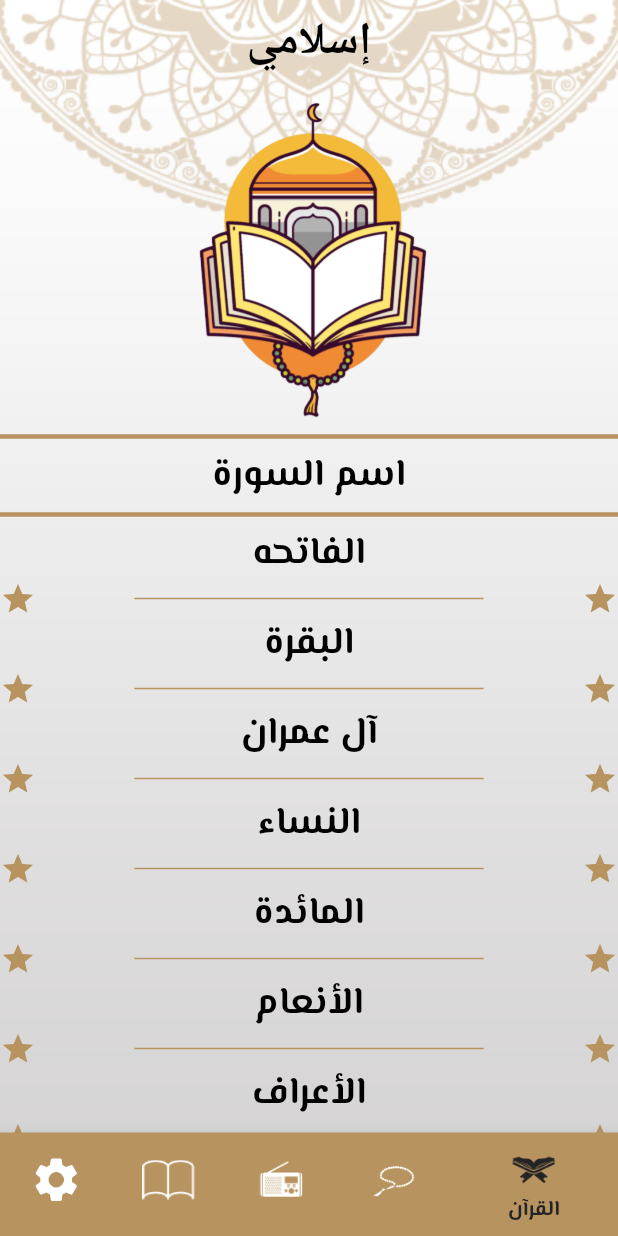
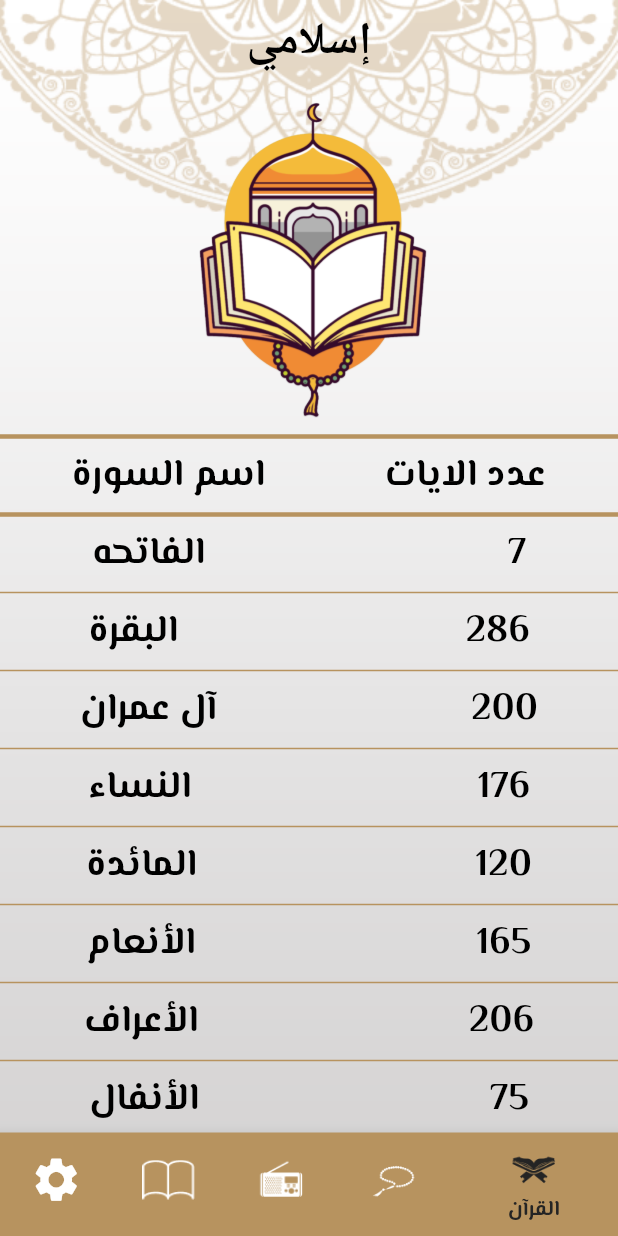
Before and after one commit to mohammedashraf16/Islami_App, a Flutter app: the screen it shows after launch, on a phone screen of 412 x 824 dp. Run offline on Flutter 3.47's test engine with Material 3 defaults, Android fonts, the phone set to English and light mode, and no system bars; our stand-ins replace google_fonts, shared_preferences; generated files the repository leaves out were written again; Roboto replaces fonts that are missing (Amiri).

Commit message:
Refactoring on code.

```diff
--- a/lib/home/tabs/quran/quran.dart
+++ b/lib/home/tabs/quran/quran.dart
@@ -8,7 +8,10 @@ import 'package:flutter_gen/gen_l10n/app_localizations.dart';
 
 class QuranTab extends StatelessWidget {
   QuranTab({super.key});
-
+  List<int> versesNumber = [7,286,200,176,120,165,206,75,129,109,123,111,43,52,99,128,111,110,98,135,112,78,118,64,77,227,93,88,
+    69,60,34,30,73,54,45,83,182,88,75,85,54,53,89,59,37,35,38,29,18,45,60,49,62,55,78,96,29,22,24,13,14,11,11,18,12,12,30,52,52,
+    44,28,28,20,56,40,31,50,40,46,42,29,19,36,25,22,17,19,26,30,20,15,21,11,8,5,19,5,8,8,11,11,8,3,9,5,4,6,3,6,3,5,4,5,6
+  ];
   List<String> suraNames = [
     "الفاتحه",
     "البقرة",
@@ -139,9 +142,14 @@ class QuranTab extends StatelessWidget {
         const Divider(
           thickness: 3,
         ),
+        Padding(
+          padding: const EdgeInsets.symmetric(horizontal: 8.0),
+          child: Row(
+            mainAxisAlignment: MainAxisAlignment.spaceAround,
+            children: [
               Text(
-          AppLocalizations.of(context)!.sura_names,
-          textAlign: TextAlign.center,
+                AppLocalizations.of(context)!.number_of_verses,
+                textAlign: TextAlign.start,
                 style: provider.isDark()
                     ? Theme.of(context).textTheme.bodyMedium?.copyWith(
                   color: Colors.white,
@@ -151,6 +159,23 @@ class QuranTab extends StatelessWidget {
                     .bodyMedium
                     ?.copyWith(color: Colors.black),
               ),
+
+              Text(
+                AppLocalizations.of(context)!.sura_names,
+                textAlign: TextAlign.left,
+                style: provider.isDark()
+                    ? Theme.of(context).textTheme.bodyMedium?.copyWith(
+                          color: Colors.white,
+                        )
+                    : Theme.of(context)
+                        .textTheme
+                        .bodyMedium
+                        ?.copyWith(color: Colors.black),
+              ),
+
+            ],
+          ),
+        ),
         const Divider(
           thickness: 3,
         ),
@@ -159,25 +184,11 @@ class QuranTab extends StatelessWidget {
             separatorBuilder: (context, index) {
               return const Row(
                 children: [
-                  Expanded(
-                      child: Align(
-                          alignment: Alignment.centerRight,
-                          child: Icon(Icons.star,))),
-                  SizedBox(
-                    width: 12,
-                  ),
+
                   Expanded(
                     flex: 3,
-                    child: Divider(
+                    child: Divider(),
                   ),
-                  ),
-                  SizedBox(
-                    width: 12,
-                  ),
-                  Expanded(
-                      child: Align(
-                          alignment: Alignment.centerLeft,
-                          child: Icon(Icons.star,))),
                 ],
               );
             },
@@ -187,7 +198,26 @@ class QuranTab extends StatelessWidget {
                   Navigator.pushNamed(context, SuraDetailsScreen.routeName,
                       arguments: SuraModel(suraNames[index], index));
                 },
-                child: Text(
+                child: Padding(
+                  padding: const EdgeInsets.symmetric(horizontal: 15.0),
+                  child: Row(
+                    mainAxisAlignment: MainAxisAlignment.spaceAround,
+                    children: [
+                      Text(
+                        "${versesNumber[index]}",
+                        textAlign: TextAlign.left,
+                        style: provider.isDark()
+                            ? Theme.of(context)
+                            .textTheme
+                            .bodyMedium
+                            ?.copyWith(color: Colors.white)
+                            : Theme.of(context)
+                            .textTheme
+                            .bodyMedium
+                            ?.copyWith(color: Colors.black),
+                      ),
+                      const VerticalDivider(),
+                      Text(
                         suraNames[index],
                         textAlign: TextAlign.center,
                         style: provider.isDark()
@@ -200,6 +230,10 @@ class QuranTab extends StatelessWidget {
                                 .bodyMedium
                                 ?.copyWith(color: Colors.black),
                       ),
+
+                    ],
+                  ),
+                ),
               );
             },
             itemCount: suraNames.length,
--- a/lib/l10n/app_ar.arb
+++ b/lib/l10n/app_ar.arb
@@ -1,6 +1,7 @@
 {
   "app_title":"إسلامي",
   "sura_names": "اسم السورة",
+  "number_of_verses":"عدد الايات",
   "quran": "القرآن",
   "sebha": "سبحه",
   "radio": "الراديو",
--- a/lib/l10n/app_en.arb
+++ b/lib/l10n/app_en.arb
@@ -1,6 +1,7 @@
 {
   "app_title":"Islami",
-  "sura_names": "SuraNames",
+  "sura_names": "Sura Names",
+  "number_of_verses": "Verses",
   "quran": "Quran",
   "sebha": "Sebha",
   "radio": "Radio",
--- a/lib/main.dart
+++ b/lib/main.dart
@@ -1,6 +1,7 @@
 import 'package:flutter/material.dart';
 import 'package:islami/home/home.dart';
 import 'package:islami/home/tabs/ahadeth/ahadeth_details/hadeth_Details.dart';
+import 'package:islami/providers/ahadeth_details_provider.dart';
 import 'package:islami/theme/my_theme_data.dart';
 import 'package:islami/providers/my_provider.dart';
 import 'package:islami/home/tabs/quran/sura_details/sura_details.dart';
@@ -11,6 +12,9 @@ void main() {
   runApp(MultiProvider(providers: [
     ChangeNotifierProvider(
       create: (context) => MyProvider()..getTheme()..getLanguage(),
+    ),
+    ChangeNotifierProvider(
+      create: (context) => AhadethDetailsProvider()..loadHadethFile(),
     ),
 
   ], child: const MyApp()));
--- /dev/null
+++ b/lib/providers/ahadeth_details_provider.dart
@@ -0,0 +1,27 @@
+import 'package:flutter/material.dart';
+import 'package:flutter/services.dart';
+
+import '../home/tabs/ahadeth/model/hadeth_model.dart';
+
+class AhadethDetailsProvider extends ChangeNotifier {
+  List<HadethModel>allAhadeth=[];
+  loadHadethFile() async {
+    String hadethFile = await rootBundle.loadString("assets/files/ahadeth.txt");
+    List<String> ahadeth = hadethFile.split("#");
+    for (int i = 0; i < ahadeth.length; i++) {
+      String hadethOne = ahadeth[i];
+
+      List<String> hadethLines = hadethOne.trim().split("\n");
+
+      String title = hadethLines[0];
+
+      hadethLines.removeAt(0);
+      List<String> content = hadethLines;
+
+      HadethModel hadethModel = HadethModel(title, content);
+      allAhadeth.add(hadethModel);
+      print(hadethModel.title);
+      notifyListeners();
+    }
+  }
+}
```
Also changed, not shown: pubspec.lock, 1 other file. Lines whose indentation alone changed are shown as unchanged.
